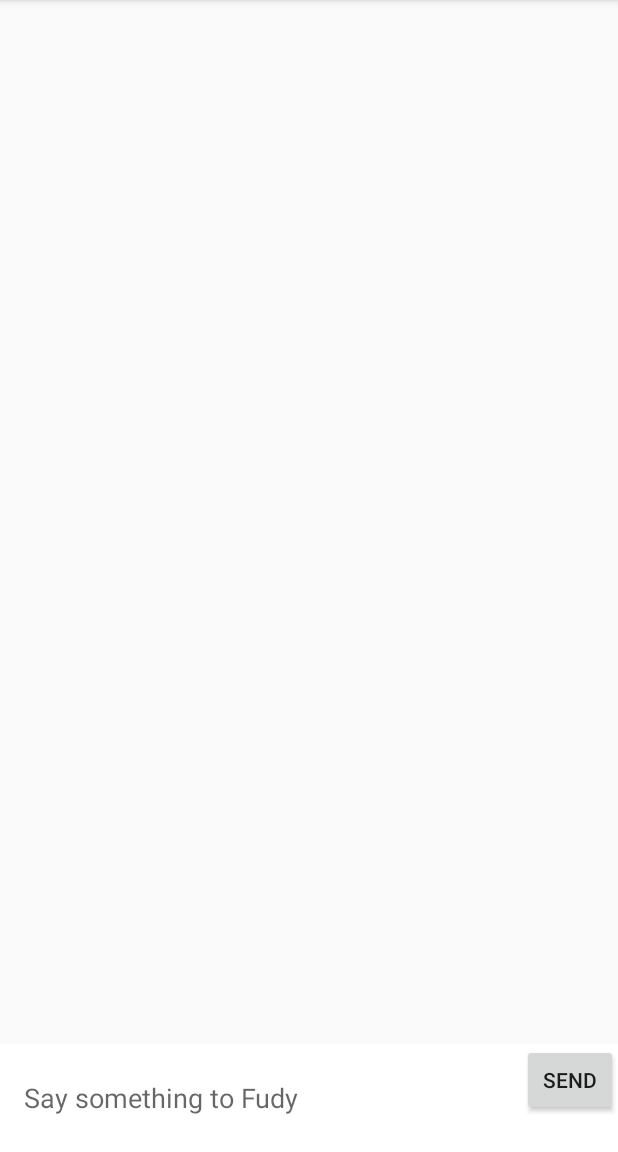
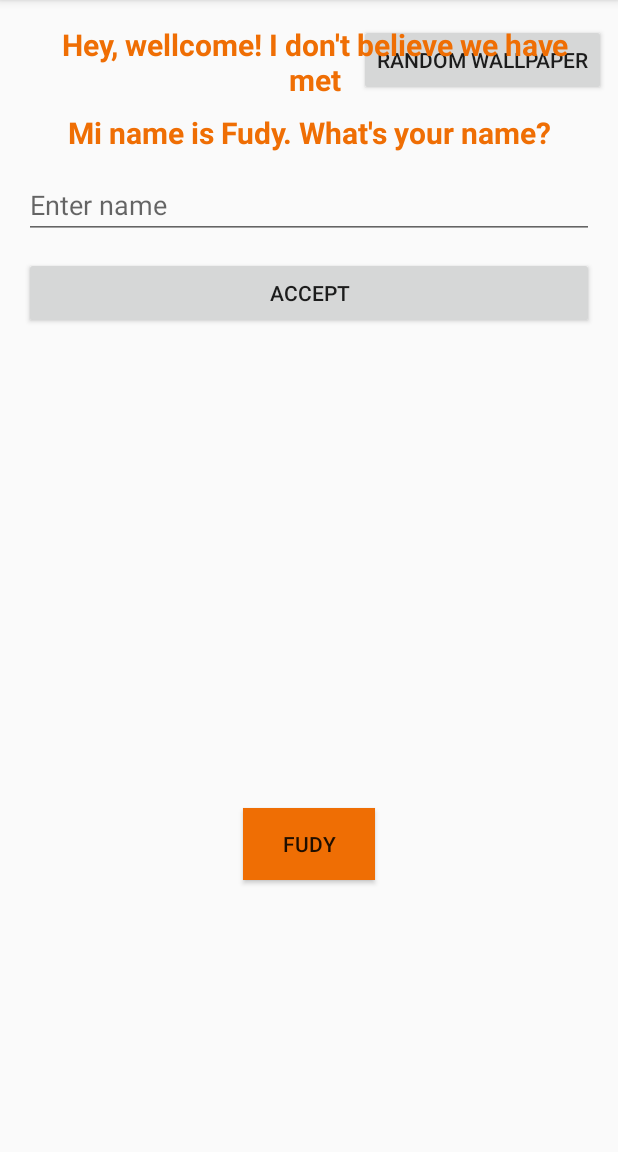
Before and after one commit to AlexCasanova9/TFG, an Android app: the screen it shows after launch (HomeActivity), after a tap on "FUDY", on a phone screen of 412 x 824 dp, the part 84-1236 px from its top. Run offline under Robolectric (Android 15) with nearby library versions, the phone set to English and light mode, and no system bars; our stand-ins replace ButterKnife; 3 statements that could not run were skipped.

Commit message:
Implementation Name_DialogFragment

```diff
--- a/app/src/main/java/com/uc3m/foodanalyzerbot/presentation/common/navigation/Navigator.kt
+++ b/app/src/main/java/com/uc3m/foodanalyzerbot/presentation/common/navigation/Navigator.kt
@@ -2,4 +2,5 @@ package com.uc3m.foodanalyzerbot.presentation.common.navigation
 
 interface Navigator {
     fun showMessageRoom()
+    fun showNameDialog()
 }
--- a/app/src/main/java/com/uc3m/foodanalyzerbot/presentation/common/navigation/NavigatorImpl.kt
+++ b/app/src/main/java/com/uc3m/foodanalyzerbot/presentation/common/navigation/NavigatorImpl.kt
@@ -7,6 +7,7 @@ import android.support.v4.app.FragmentActivity
 import android.support.v4.app.FragmentManager
 import com.uc3m.foodanalyzerbot.R
 import com.uc3m.foodanalyzerbot.presentation.home.fragments.MessageRoomFragment
+import com.uc3m.foodanalyzerbot.presentation.home.fragments.NameDialogFragment
 
 class NavigatorImpl(private var context: Context) : Navigator {
 
@@ -49,4 +50,8 @@ class NavigatorImpl(private var context: Context) : Navigator {
     override fun showMessageRoom() {
         showFragment(R.id.fragmentContainer, MessageRoomFragment.getInstance(), false)
     }
+
+    override fun showNameDialog() {
+        showFragment(R.id.fragmentContainer, NameDialogFragment.newInstance(), true)
+    }
 }
--- a/app/src/main/java/com/uc3m/foodanalyzerbot/presentation/home/fragments/ChatBotFragment.kt
+++ b/app/src/main/java/com/uc3m/foodanalyzerbot/presentation/home/fragments/ChatBotFragment.kt
@@ -47,4 +47,5 @@ class ChatBotFragment : BaseFragment(), ChatBotView {
     override fun showMessage(message: String) {
         Toast.makeText(context, message, Toast.LENGTH_LONG).show()
     }
+
 }
--- /dev/null
+++ b/app/src/main/java/com/uc3m/foodanalyzerbot/presentation/home/fragments/NameDialogFragment.kt
@@ -0,0 +1,66 @@
+package com.uc3m.foodanalyzerbot.presentation.home.fragments
+
+import android.app.Dialog
+import android.os.Bundle
+import android.support.v4.app.DialogFragment
+import android.view.View
+import android.widget.Button
+import android.widget.EditText
+import android.widget.Toast
+import com.uc3m.foodanalyzerbot.R
+import android.view.WindowManager
+import android.view.ViewGroup
+import android.view.LayoutInflater
+import com.uc3m.foodanalyzerbot.infrastructure.App
+
+
+class NameDialogFragment : DialogFragment() {
+
+    var editName: EditText? = null
+    var button: Button? = null
+
+
+    private var mEditText: EditText? = null
+
+    companion object {
+
+        fun newInstance() = NameDialogFragment()
+
+    }
+
+    override fun onCreateView(
+        inflater: LayoutInflater, container: ViewGroup?,
+        savedInstanceState: Bundle?
+    ): View? {
+        return inflater.inflate(R.layout.dialogfragment_username, container)
+    }
+
+    override fun onViewCreated(view: View, savedInstanceState: Bundle?) {
+        super.onViewCreated(view, savedInstanceState)
+        // Get field from view
+        mEditText = view.findViewById<View>(R.id.NameText) as EditText
+
+        // Show soft keyboard automatically and request focus to field
+        mEditText?.requestFocus()
+        dialog.window.setSoftInputMode(
+            WindowManager.LayoutParams.SOFT_INPUT_STATE_VISIBLE
+
+        )
+
+        this.button = view.findViewById(R.id.Accept)
+
+        this.button?.setOnClickListener {
+
+            var a: String = editName?.text.toString()
+
+            Toast.makeText(activity, "User name: " + a, Toast.LENGTH_LONG).show()
+
+
+         App.getPreferences().setUserName(a)
+
+        }
+
+    }
+
+
+}
--- a/app/src/main/java/com/uc3m/foodanalyzerbot/presentation/home/presenter/ChatBotPresenterImpl.kt
+++ b/app/src/main/java/com/uc3m/foodanalyzerbot/presentation/home/presenter/ChatBotPresenterImpl.kt
@@ -8,12 +8,16 @@ import java.util.*
 class ChatBotPresenterImpl : ChatBotPresenter, BasePresenter<ChatBotView>() {
 
     override fun onClickPButton() {
-        view?.showMessage("Preferences: " + App.getPreferences().getBackgroundId())
-        App.getNavigator().showMessageRoom()
+
+        if(App.getPreferences().getUserName().isNotEmpty()){
+            App.getNavigator().showMessageRoom()
+        }
+        else{
+            App.getNavigator().showNameDialog()
+        }
     }
 
     override fun onClickRandomWallpaper() {
-        App.getPreferences().setBackgroundId(12)
         view?.setBackgroundImage(randomNumber())
     }
 
--- a/app/src/main/java/com/uc3m/foodanalyzerbot/presentation/home/view/ChatBotView.kt
+++ b/app/src/main/java/com/uc3m/foodanalyzerbot/presentation/home/view/ChatBotView.kt
@@ -7,4 +7,5 @@ interface ChatBotView : BaseView {
     fun setBackgroundImage(resource: Int)
 
     fun showMessage(message: String)
+
 }
--- /dev/null
+++ b/app/src/main/res/layout/dialogfragment_username.xml
@@ -0,0 +1,66 @@
+<?xml version="1.0" encoding="utf-8"?>
+<android.support.constraint.ConstraintLayout
+    xmlns:android="http://schemas.android.com/apk/res/android"
+    xmlns:app="http://schemas.android.com/apk/res-auto"
+    xmlns:tools="http://schemas.android.com/tools"
+    android:layout_width="match_parent"
+    android:layout_height="wrap_content"
+    tools:layout_gravity="center"
+    android:padding="16dp">
+
+    <TextView
+        android:id="@+id/FudyText"
+        android:layout_width="match_parent"
+        android:layout_height="wrap_content"
+        android:layout_marginStart="8dp"
+
+        android:text="Hey, wellcome! I don't believe we have met"
+        android:textColor="@color/colorPrimaryDark"
+        android:textSize="20sp"
+        android:textStyle="bold"
+        android:gravity="center_horizontal"
+        app:layout_constraintEnd_toEndOf="parent"
+        app:layout_constraintHorizontal_bias="1.0"
+        app:layout_constraintStart_toStartOf="parent"
+        app:layout_constraintTop_toTopOf="parent"/>
+
+    <TextView
+        android:id="@+id/FudyText2"
+        android:layout_width="match_parent"
+        android:layout_height="wrap_content"
+        android:layout_marginStart="8dp"
+        android:layout_marginTop="8dp"
+        android:layout_marginEnd="8dp"
+        android:text="Mi name is Fudy. What's your name?"
+        android:textColor="@color/colorPrimaryDark"
+        android:textSize="20sp"
+        android:textStyle="bold"
+        android:gravity="center_horizontal"
+        app:layout_constraintEnd_toEndOf="parent"
+        app:layout_constraintHorizontal_bias="0.49"
+        app:layout_constraintStart_toStartOf="parent"
+        app:layout_constraintTop_toBottomOf="@+id/FudyText" />
+
+
+    <EditText
+        android:id="@+id/NameText"
+        android:layout_width="match_parent"
+        android:layout_height="wrap_content"
+        android:layout_marginBottom="8dp"
+        android:hint="@string/nameEditTextHint"
+        android:inputType="number"
+        android:layout_marginTop="12dp"
+        app:layout_constraintStart_toStartOf="parent"
+        app:layout_constraintTop_toBottomOf="@id/FudyText2"/>
+
+
+    <Button
+        android:id="@+id/Accept"
+        android:layout_width="match_parent"
+        android:layout_height="wrap_content"
+        android:layout_marginTop="12dp"
+        android:text="Accept"
+        app:layout_constraintStart_toStartOf="parent"
+        app:layout_constraintTop_toBottomOf="@id/NameText"/>
+
+</android.support.constraint.ConstraintLayout>
--- a/app/src/main/res/layout/fragment_chat_bot.xml
+++ b/app/src/main/res/layout/fragment_chat_bot.xml
@@ -22,35 +22,41 @@
         android:id="@+id/StartBtn"
         android:layout_width="wrap_content"
         android:layout_height="wrap_content"
-        android:layout_marginTop="24dp"
-        android:layout_marginEnd="24dp"
-        android:background="@color/colorAccent"
+        android:layout_marginStart="8dp"
+        android:layout_marginTop="8dp"
+        android:layout_marginEnd="8dp"
+        android:layout_marginBottom="8dp"
+        android:background="@color/colorPrimaryDark"
         android:text="@string/fudy_button_title"
+        app:layout_constraintBottom_toBottomOf="@+id/wallpaper"
         app:layout_constraintEnd_toEndOf="parent"
-        app:layout_constraintTop_toTopOf="parent" />
+        app:layout_constraintStart_toStartOf="parent"
+        app:layout_constraintTop_toBottomOf="@+id/WellcomeText" />
 
     <TextView
         android:id="@+id/WellcomeText"
-        android:textSize="24sp"
+        android:layout_width="205dp"
+        android:layout_height="53dp"
+        android:layout_marginStart="8dp"
+        android:text="@string/wellcome_message"
+        android:textColor="@color/colorPrimaryDark"
+        android:textSize="40sp"
         android:textStyle="bold"
-        android:textColor="@android:color/black"
-        android:layout_width="wrap_content"
-        android:layout_height="wrap_content"
-        android:text="@string/wellcome_message"
         app:layout_constraintBottom_toTopOf="parent"
-        app:layout_constraintEnd_toEndOf="parent"
-        app:layout_constraintStart_toStartOf="parent"
+        app:layout_constraintEnd_toEndOf="@+id/wallpaper"
+        app:layout_constraintHorizontal_bias="0.448"
+        app:layout_constraintStart_toStartOf="@+id/wallpaper"
         app:layout_constraintTop_toBottomOf="parent" />
 
     <Button
         android:id="@+id/WallpaperBtn"
         android:layout_width="wrap_content"
         android:layout_height="wrap_content"
-        android:layout_marginTop="24dp"
+        android:layout_marginTop="16dp"
+        android:layout_marginEnd="8dp"
         android:text="@string/random_wallpaper_button_title"
         app:layout_constraintEnd_toEndOf="parent"
-        app:layout_constraintStart_toStartOf="parent"
-        app:layout_constraintTop_toBottomOf="@id/WellcomeText" />
+        app:layout_constraintTop_toTopOf="@+id/wallpaper" />
 
 
 </android.support.constraint.ConstraintLayout>
--- a/app/src/main/res/values/colors.xml
+++ b/app/src/main/res/values/colors.xml
@@ -1,6 +1,6 @@
 <?xml version="1.0" encoding="utf-8"?>
 <resources>
     <color name="colorPrimary">#2196F3</color>
-    <color name="colorPrimaryDark">#035C9E</color>
+    <color name="colorPrimaryDark">#EF6E04</color>
     <color name="colorAccent">#D81B60</color>
 </resources>
--- a/app/src/main/res/values/strings.xml
+++ b/app/src/main/res/values/strings.xml
@@ -6,4 +6,5 @@
     <string name="random_wallpaper_button_title">Random WallPaper</string>
     <string name="send_button_title">Send</string>
     <string name="input_text_hint">Say something to Fudy</string>
+    <string name="nameEditTextHint">Enter name</string>
 </resources>
```
